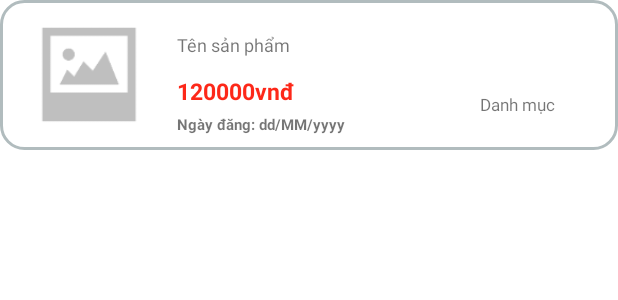
After one commit to HoKhacDang20/ChoDoCu_Nhom3_CDDD, an Android app: the layout san_pham_adapter_layout.xml on its own in the app's theme, with its tools: preview values and no code run, on a phone screen of 412 x 824 dp. The commit adds this screen. Shown: the top 300 px of the screen. Run offline under Robolectric (Android 15) with nearby library versions, the phone set to English and light mode, and no system bars.

Commit message:
HaVi làm chức năng xuất ds các sp đã đăng

```diff
--- a/app/build.gradle
+++ b/app/build.gradle
@@ -50,6 +50,8 @@ dependencies {
     implementation 'androidx.navigation:navigation-fragment:2.3.5'
     implementation 'androidx.navigation:navigation-ui:2.3.5'
     implementation 'com.google.firebase:firebase-auth:21.0.1'
+    implementation 'com.firebaseui:firebase-ui-storage:7.2.0'
+
 
     implementation 'androidx.multidex:multidex:2.0.1'
     implementation 'com.google.firebase:firebase-storage:20.0.0'
--- a/app/src/main/AndroidManifest.xml
+++ b/app/src/main/AndroidManifest.xml
@@ -9,6 +9,9 @@
         android:roundIcon="@mipmap/ic_launcher_round"
         android:supportsRtl="true"
         android:theme="@style/Theme.ChoDoCu_Nhom3_CDDD">
+        <activity
+            android:name=".User_Bai_TaiLenActivity"
+            android:exported="true" />
         <activity
             android:name=".UserMainActivity"
             android:exported="true"
--- /dev/null
+++ b/app/src/main/res/layout/san_pham_adapter_layout.xml
@@ -0,0 +1,96 @@
+<?xml version="1.0" encoding="utf-8"?>
+<LinearLayout
+    xmlns:android="http://schemas.android.com/apk/res/android"
+    android:layout_width="match_parent"
+    android:layout_height="wrap_content"
+    android:orientation="horizontal"
+    android:background="@drawable/nen_cuochen"
+    android:padding="10dp">
+
+    <LinearLayout
+        android:layout_width="0dp"
+        android:layout_weight="2"
+        android:layout_height="match_parent"
+        android:gravity="center">
+        <ImageView
+            android:id="@+id/imgSP"
+            android:layout_width="wrap_content"
+            android:layout_height="80dp"
+            android:scaleType="centerCrop"
+            android:src="@mipmap/anh_trang"/>
+    </LinearLayout>
+
+    <LinearLayout
+        android:layout_width="0dp"
+        android:layout_weight="6"
+        android:layout_height="match_parent"
+        android:orientation="vertical"
+        android:paddingLeft="10dp">
+        <LinearLayout
+            android:layout_width="match_parent"
+            android:layout_height="0dp"
+            android:layout_weight="1"
+            android:gravity="center_vertical">
+
+            <TextView
+                android:id="@+id/txtTenSP"
+                android:layout_width="wrap_content"
+                android:layout_height="wrap_content"
+                android:text="@string/product_name"
+                android:textSize="12sp"/>
+        </LinearLayout>
+        <LinearLayout
+            android:layout_width="match_parent"
+            android:layout_height="0dp"
+            android:layout_weight="1"
+            android:orientation="horizontal">
+
+            <LinearLayout
+                android:layout_width="0dp"
+                android:layout_weight="3"
+                android:layout_height="match_parent"
+                android:orientation="vertical">
+                <LinearLayout
+                    android:layout_width="match_parent"
+                    android:layout_height="0dp"
+                    android:layout_weight="1">
+                    <TextView
+                        android:id="@+id/txtGiaSP"
+                        android:layout_width="wrap_content"
+                        android:layout_height="wrap_content"
+                        android:text="@string/product_price"
+                        android:textStyle="bold"
+                        android:textColor="@color/red"
+                        android:textSize="15sp"/>
+                </LinearLayout>
+                <LinearLayout
+                    android:layout_width="match_parent"
+                    android:layout_height="0dp"
+                    android:gravity="bottom"
+                    android:layout_weight="1">
+                    <TextView
+                        android:id="@+id/txtNgayDang"
+                        android:layout_width="wrap_content"
+                        android:layout_height="wrap_content"
+                        android:text="@string/ngay_dang"
+                        android:textStyle="bold"
+                        android:textSize="10sp"/>
+                </LinearLayout>
+            </LinearLayout>
+            <LinearLayout
+                android:layout_width="0dp"
+                android:layout_weight="2"
+                android:layout_height="match_parent"
+                android:gravity="center">
+
+                <TextView
+                    android:id="@+id/txtDanhMuc"
+                    android:layout_width="wrap_content"
+                    android:layout_height="wrap_content"
+                    android:textSize="11sp"
+                    android:text="@string/product_catalog"/>
+            </LinearLayout>
+        </LinearLayout>
+    </LinearLayout>
+
+</LinearLayout>
```
Also changed, not shown: app/src/main/java/com/example/chodocu_nhom3_cddd/User_Bai_TaiLenActivity.java (added, +128 -0 lines), app/src/main/java/com/example/chodocu_nhom3_cddd/adapter/SanPhamAdapter.java (added, +115 -0 lines), app/src/main/res/layout/user_bai_tai_len_layout.xml (added, +57 -0 lines), app/src/main/res/values/colors.xml (+18 -0 lines).
